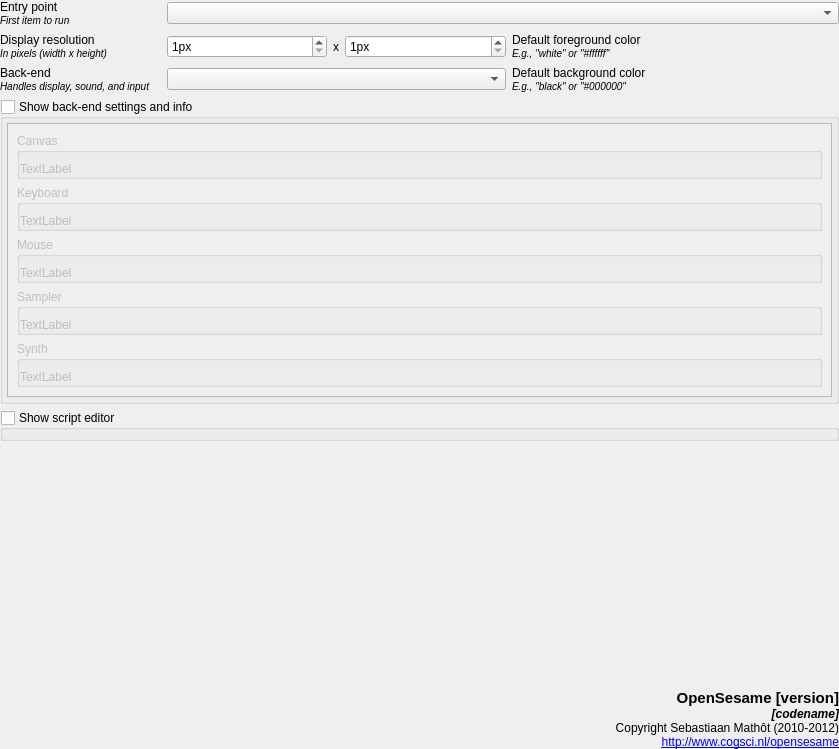
First picture: the form in resources/ui/general_widget.ui, repository open-cogsci/OpenSesame, before the edit.
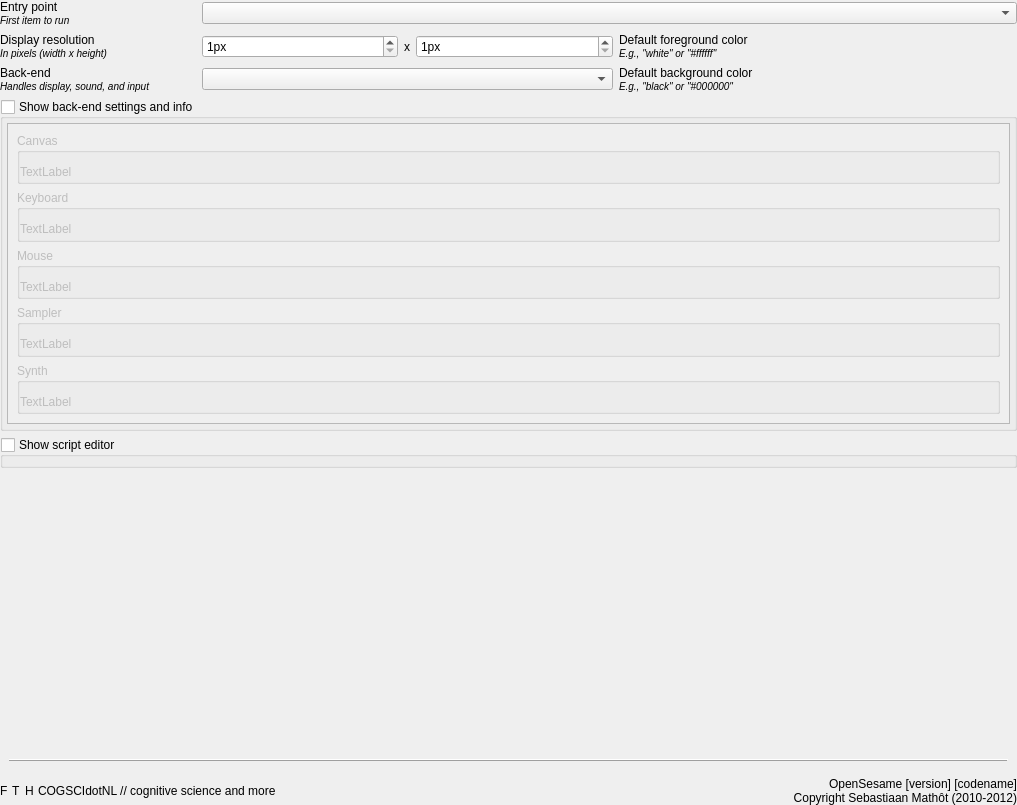
Second picture: the form after the edit.

Commit message: Add social buttons and improve looks of general tab

Diff of the .ui file:
```diff
--- a/resources/ui/general_widget.ui
+++ b/resources/ui/general_widget.ui
@@ -6,8 +6,8 @@
    <rect>
     <x>0</x>
     <y>0</y>
-    <width>839</width>
-    <height>749</height>
+    <width>1017</width>
+    <height>805</height>
    </rect>
   </property>
   <property name="windowTitle">
@@ -152,8 +152,8 @@
           <rect>
            <x>0</x>
            <y>0</y>
-           <width>821</width>
-           <height>273</height>
+           <width>999</width>
+           <height>302</height>
           </rect>
          </property>
          <layout class="QVBoxLayout" name="verticalLayout_7">
@@ -341,30 +341,133 @@
            </property>
           </spacer>
          </item>
+         <item>
+          <widget class="QFrame" name="frame">
+           <property name="frameShape">
+            <enum>QFrame::HLine</enum>
+           </property>
+           <property name="frameShadow">
+            <enum>QFrame::Raised</enum>
+           </property>
+          </widget>
+         </item>
         </layout>
        </widget>
       </item>
       <item>
-       <widget class="QLabel" name="label_opensesame">
-        <property name="sizePolicy">
-         <sizepolicy hsizetype="Preferred" vsizetype="Fixed">
-          <horstretch>0</horstretch>
-          <verstretch>0</verstretch>
-         </sizepolicy>
-        </property>
-        <property name="text">
-         <string>&lt;!DOCTYPE HTML PUBLIC &quot;-//W3C//DTD HTML 4.0//EN&quot; &quot;http://www.w3.org/TR/REC-html40/strict.dtd&quot;&gt;
-&lt;html&gt;&lt;head&gt;&lt;meta name=&quot;qrichtext&quot; content=&quot;1&quot; /&gt;&lt;style type=&quot;text/css&quot;&gt;
-p, li { white-space: pre-wrap; }
-&lt;/style&gt;&lt;/head&gt;&lt;body style=&quot; font-family:'Ubuntu'; font-size:10pt; font-weight:400; font-style:normal;&quot;&gt;
-&lt;p align=&quot;right&quot; style=&quot; margin-top:0px; margin-bottom:0px; margin-left:0px; margin-right:0px; -qt-block-indent:0; text-indent:0px;&quot;&gt;&lt;span style=&quot; font-size:11pt; font-weight:600;&quot;&gt;OpenSesame [version]&lt;/span&gt;&lt;/p&gt;
-&lt;p align=&quot;right&quot; style=&quot; margin-top:0px; margin-bottom:0px; margin-left:0px; margin-right:0px; -qt-block-indent:0; text-indent:0px;&quot;&gt;&lt;span style=&quot; font-size:9pt; font-weight:600; font-style:italic;&quot;&gt;[codename]&lt;/span&gt;&lt;/p&gt;
-&lt;p align=&quot;right&quot; style=&quot; margin-top:0px; margin-bottom:0px; margin-left:0px; margin-right:0px; -qt-block-indent:0; text-indent:0px;&quot;&gt;&lt;span style=&quot; font-size:9pt;&quot;&gt;Copyright Sebastiaan Mathôt (2010-2012)&lt;/span&gt;&lt;/p&gt;
-&lt;p align=&quot;right&quot; style=&quot; margin-top:0px; margin-bottom:0px; margin-left:0px; margin-right:0px; -qt-block-indent:0; text-indent:0px;&quot;&gt;&lt;a href=&quot;http://www.cogsci.nl/opensesame&quot;&gt;&lt;span style=&quot; font-size:9pt; text-decoration: underline; color:#0000ff;&quot;&gt;http://www.cogsci.nl/opensesame&lt;/span&gt;&lt;/a&gt;&lt;/p&gt;&lt;/body&gt;&lt;/html&gt;</string>
-        </property>
-        <property name="alignment">
-         <set>Qt::AlignBottom|Qt::AlignRight|Qt::AlignTrailing</set>
-        </property>
+       <widget class="QWidget" name="widget_3" native="true">
+        <layout class="QHBoxLayout" name="horizontalLayout">
+         <property name="spacing">
+          <number>0</number>
+         </property>
+         <property name="margin">
+          <number>0</number>
+         </property>
+         <item>
+          <widget class="QWidget" name="widget_5" native="true">
+           <layout class="QVBoxLayout" name="verticalLayout_3">
+            <property name="spacing">
+             <number>0</number>
+            </property>
+            <property name="margin">
+             <number>0</number>
+            </property>
+            <item>
+             <widget class="QWidget" name="widget_4" native="true">
+              <layout class="QHBoxLayout" name="horizontalLayout_2">
+               <property name="spacing">
+                <number>4</number>
+               </property>
+               <property name="margin">
+                <number>0</number>
+               </property>
+               <item>
+                <widget class="QLabel" name="label_facebook">
+                 <property name="toolTip">
+                  <string>Visit Facebook page</string>
+                 </property>
+                 <property name="text">
+                  <string>F</string>
+                 </property>
+                </widget>
+               </item>
+               <item>
+                <widget class="QLabel" name="label_twitter">
+                 <property name="toolTip">
+                  <string>Visit Twitter page</string>
+                 </property>
+                 <property name="text">
+                  <string>T</string>
+                 </property>
+                </widget>
+               </item>
+               <item>
+                <widget class="QLabel" name="label_website">
+                 <property name="toolTip">
+                  <string>Visit cogsci.nl</string>
+                 </property>
+                 <property name="text">
+                  <string>H</string>
+                 </property>
+                </widget>
+               </item>
+               <item>
+                <widget class="QLabel" name="label_cogscinl">
+                 <property name="text">
+                  <string>&lt;html&gt;&lt;head/&gt;&lt;body&gt;&lt;p&gt;COGSCIdotNL // cognitive science and more&lt;/p&gt;&lt;/body&gt;&lt;/html&gt;</string>
+                 </property>
+                </widget>
+               </item>
+               <item>
+                <spacer name="horizontalSpacer_2">
+                 <property name="orientation">
+                  <enum>Qt::Horizontal</enum>
+                 </property>
+                 <property name="sizeHint" stdset="0">
+                  <size>
+                   <width>40</width>
+                   <height>20</height>
+                  </size>
+                 </property>
+                </spacer>
+               </item>
+              </layout>
+             </widget>
+            </item>
+           </layout>
+          </widget>
+         </item>
+         <item>
+          <spacer name="horizontalSpacer">
+           <property name="orientation">
+            <enum>Qt::Horizontal</enum>
+           </property>
+           <property name="sizeHint" stdset="0">
+            <size>
+             <width>40</width>
+             <height>20</height>
+            </size>
+           </property>
+          </spacer>
+         </item>
+         <item>
+          <widget class="QLabel" name="label_opensesame">
+           <property name="sizePolicy">
+            <sizepolicy hsizetype="Preferred" vsizetype="Minimum">
+             <horstretch>0</horstretch>
+             <verstretch>0</verstretch>
+            </sizepolicy>
+           </property>
+           <property name="text">
+            <string>OpenSesame [version] [codename]
+Copyright Sebastiaan Mathôt (2010-2012)</string>
+           </property>
+           <property name="alignment">
+            <set>Qt::AlignBottom|Qt::AlignRight|Qt::AlignTrailing</set>
+           </property>
+          </widget>
+         </item>
+        </layout>
        </widget>
       </item>
      </layout>
```
The commit also changes 26 other files.
